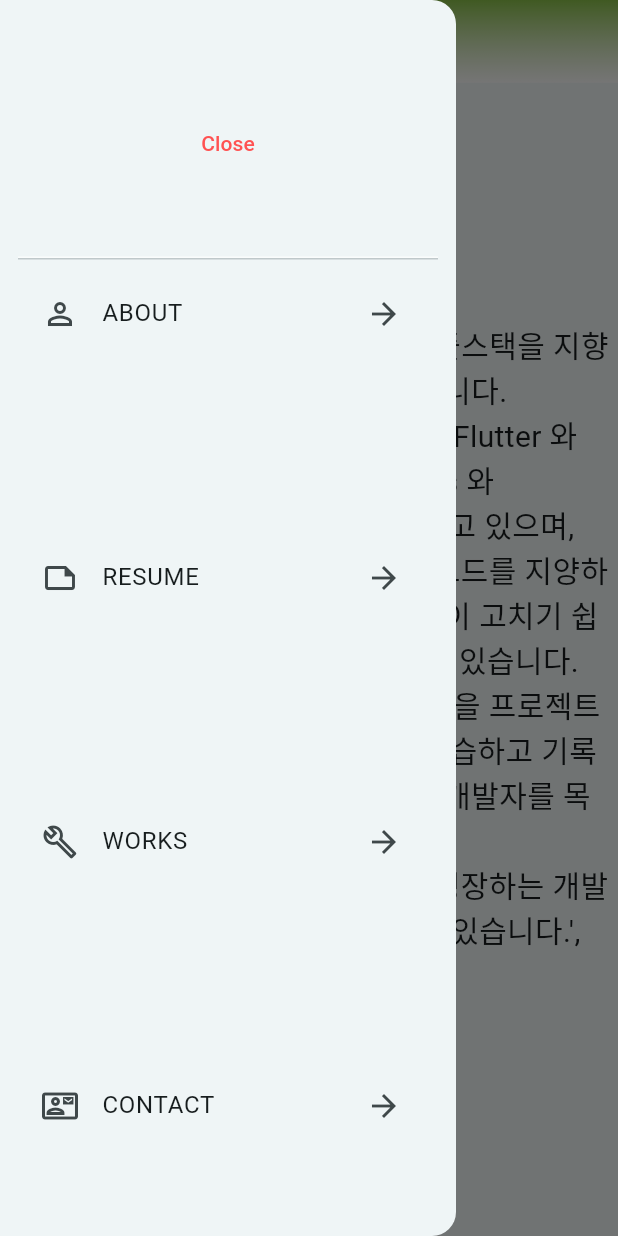
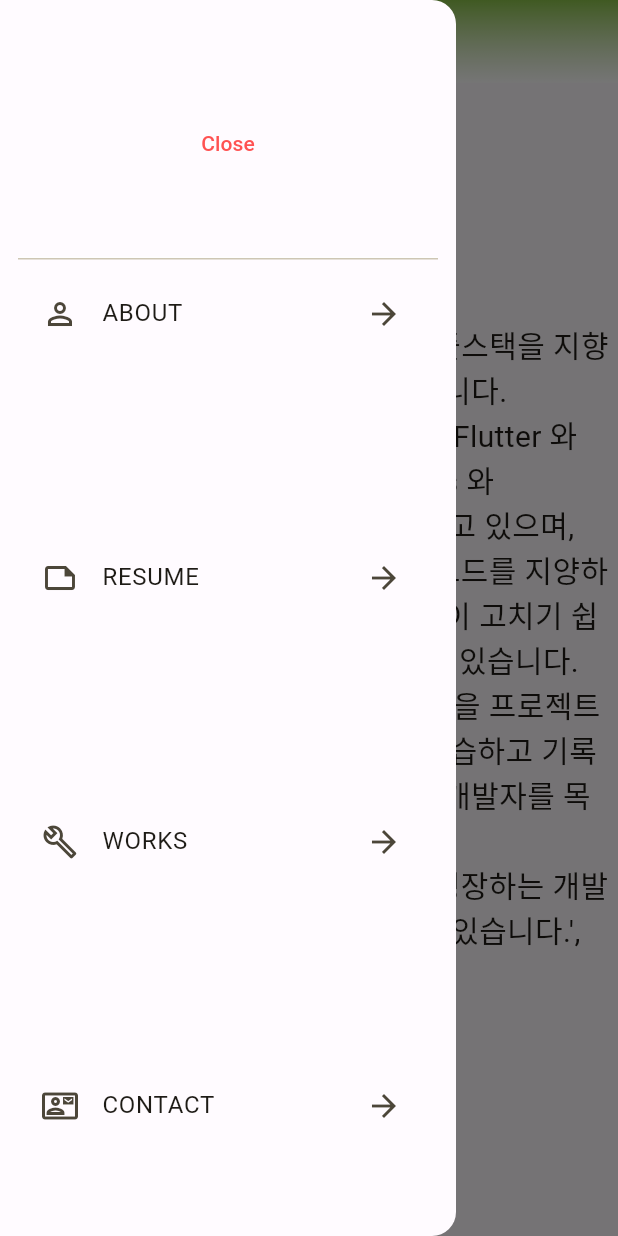
Before and after one commit to MinJaehyun/flutter_portfolio_, a Flutter app: the screen it shows after launch, with the side drawer open, on a phone screen of 412 x 824 dp. Run offline on Flutter 3.47's test engine with Material 2 defaults, Android fonts, the phone set to English and light mode, and no system bars; drawn by our look-alikes of animated_text_kit; our stand-ins replace introduction_screen; Roboto replaces fonts that are missing (Aggro); project files that could hold a hidden picture were left out.

Commit message:
Refactor 색상 스키마를 파일로 저장하여 변경 및 노란 테마로 변경 #1

```diff
--- a/lib/main.dart
+++ b/lib/main.dart
@@ -1,4 +1,5 @@
 import 'package:flutter/material.dart';
+import 'package:flutter_portfolio/helper/color_schemes.g.dart';
 import 'package:flutter_portfolio/screen/init_page.dart';
 
 void main() {
@@ -14,12 +15,15 @@ class MyApp extends StatelessWidget {
       // note: 폰트를 전체 앱에 적용시키기 위한 설정: ThemeData 의 fontFamily 속성 추가
       theme: ThemeData(
         fontFamily: 'Aggro',
-        colorScheme: ColorScheme.fromSeed(seedColor: Colors.white, brightness: Brightness.light),
+        // colorScheme: ColorScheme.fromSeed(seedColor: Colors.white, brightness: Brightness.light),
+        colorScheme: lightColorScheme,
         useMaterial3: true,
       ),
       darkTheme: ThemeData(
         fontFamily: 'Aggro',
-        colorScheme: ColorScheme.fromSeed(seedColor: Colors.black, brightness: Brightness.dark),
+        // 변경 전: colorScheme: ColorScheme.fromSeed(seedColor: Colors.black, brightness: Brightness.dark),
+        // note: 변경 후: 색상을 스키마로 설정하여 가져옴. 추 후 내맘대로 스키마를 변경할 수 있다
+        colorScheme: darkColorScheme,
         useMaterial3: true,
       ),
       themeMode: ThemeMode.system,
```
Also changed, not shown: lib/helper/color_schemes.g.dart (added).
